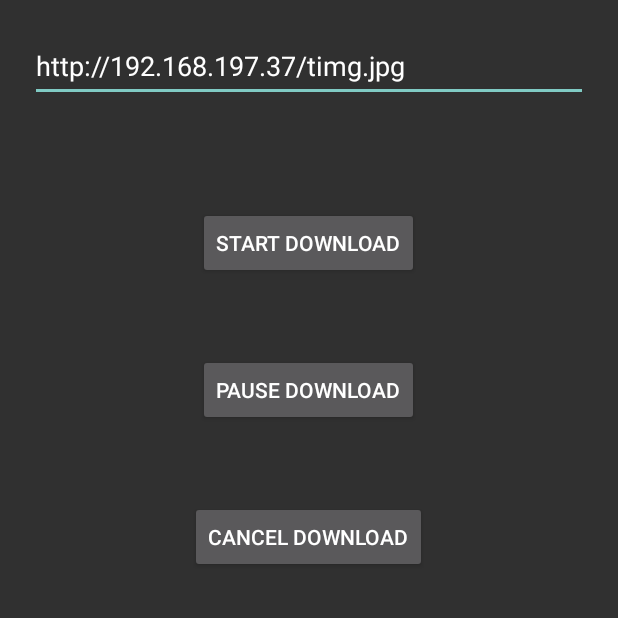
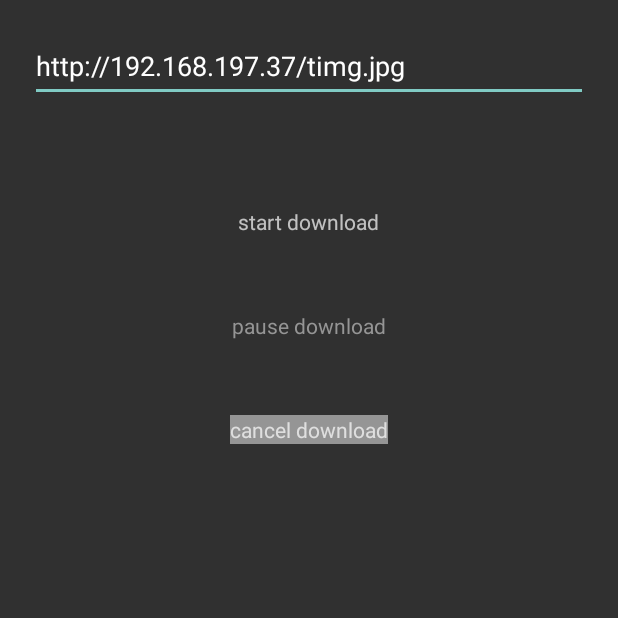
Before and after one commit to luoyican/myTestApp, an Android app: the ServiceActivity screen opened directly, with no data from a screen before it, on a phone screen of 412 x 824 dp, the top half of it. Run offline under Robolectric (Android 15) with nearby library versions, the phone set to English and light mode, and no system bars.

Commit message:
测试color与drawable的使用场景

```diff
--- a/app/src/main/AndroidManifest.xml
+++ b/app/src/main/AndroidManifest.xml
@@ -37,6 +37,7 @@
         <activity android:name=".permission.PermissionActivity"/>
         <activity android:name=".media.MediaActivity"/>
         <activity android:name=".service.ServiceActivity"/>
+        <activity android:name=".test.TestActivity"/>
 
         <provider
             android:name=".permission.MyContentProvider"
--- a/app/src/main/java/com/rfchina/internet/mytestapp/MainActivity.java
+++ b/app/src/main/java/com/rfchina/internet/mytestapp/MainActivity.java
@@ -16,6 +16,7 @@ import com.rfchina.internet.mytestapp.permission.PermissionActivity;
 import com.rfchina.internet.mytestapp.printer.PrinterActivity;
 import com.rfchina.internet.mytestapp.richtext.RichTextActivity;
 import com.rfchina.internet.mytestapp.service.ServiceActivity;
+import com.rfchina.internet.mytestapp.test.TestActivity;
 import com.rfchina.internet.mytestapp.wheelView.ShowWheelActivity;
 import com.rfchina.internet.mytestapp.xfermode.XfermodeActivity;
 
@@ -26,9 +27,9 @@ public class MainActivity extends Activity {
     private ListView listView;
 
     private List<Class> activities;
-    private Class[] tmpAct = {CornerActivity.class, FirstActivity.class, ShowWheelActivity.class, XfermodeActivity.class,
+    private Class[] tmpAct = {TestActivity.class, CornerActivity.class, FirstActivity.class, ShowWheelActivity.class, XfermodeActivity.class,
             LargeImagerLoadActivity.class, OkHttpTestActivity.class, PrinterActivity.class, RichTextActivity.class, PermissionActivity.class,
-            MediaActivity.class,ServiceActivity.class};
+            MediaActivity.class, ServiceActivity.class};
 
     @Override
     protected void onCreate(Bundle savedInstanceState) {
--- /dev/null
+++ b/app/src/main/res/drawable/selector_text_color.xml
@@ -0,0 +1,5 @@
+<?xml version="1.0" encoding="utf-8"?>
+<selector xmlns:android="http://schemas.android.com/apk/res/android">
+    <item android:color="#ff6060" android:state_selected="true"/>
+    <item android:color="#959595"/>
+</selector>
--- /dev/null
+++ b/app/src/main/res/drawable/selector_view_bg.xml
@@ -0,0 +1,5 @@
+<?xml version="1.0" encoding="utf-8"?>
+<selector xmlns:android="http://schemas.android.com/apk/res/android">
+    <item android:drawable="@color/normalRed" android:state_selected="true"/>
+    <item android:drawable="@color/normalGray"/>
+</selector>
--- a/app/src/main/res/layout/activity_service.xml
+++ b/app/src/main/res/layout/activity_service.xml
@@ -13,7 +13,7 @@
         android:layout_margin="20dp"
         android:hint="输入下载链接"/>
 
-    <Button
+    <TextView
         android:id="@+id/button"
         android:layout_width="wrap_content"
         android:layout_height="wrap_content"
@@ -22,18 +22,20 @@
         android:text="start download"
         />
 
-    <Button
+    <TextView
         android:id="@+id/button2"
         android:layout_width="wrap_content"
         android:layout_height="wrap_content"
         android:layout_marginTop="50dp"
         android:onClick="pause"
         android:text="pause download"
+        android:textColor="@drawable/selector_text_color"
         />
 
-    <Button
+    <TextView
         android:id="@+id/button3"
         android:layout_width="wrap_content"
+        android:background="@drawable/selector_view_bg"
         android:layout_height="wrap_content"
         android:layout_marginTop="50dp"
         android:onClick="cancel"
--- a/app/src/main/res/values/colors.xml
+++ b/app/src/main/res/values/colors.xml
@@ -3,4 +3,6 @@
     <color name="colorPrimary">#3F51B5</color>
     <color name="colorPrimaryDark">#303F9F</color>
     <color name="colorAccent">#FF4081</color>
+    <color name="normalRed">#FF6060</color>
+    <color name="normalGray">#959595</color>
 </resources>
```
Also changed, not shown: app/src/main/java/com/rfchina/internet/mytestapp/test/Main.java (added, +32 -0 lines), app/src/main/java/com/rfchina/internet/mytestapp/test/TestActivity.java (added, +60 -0 lines).
